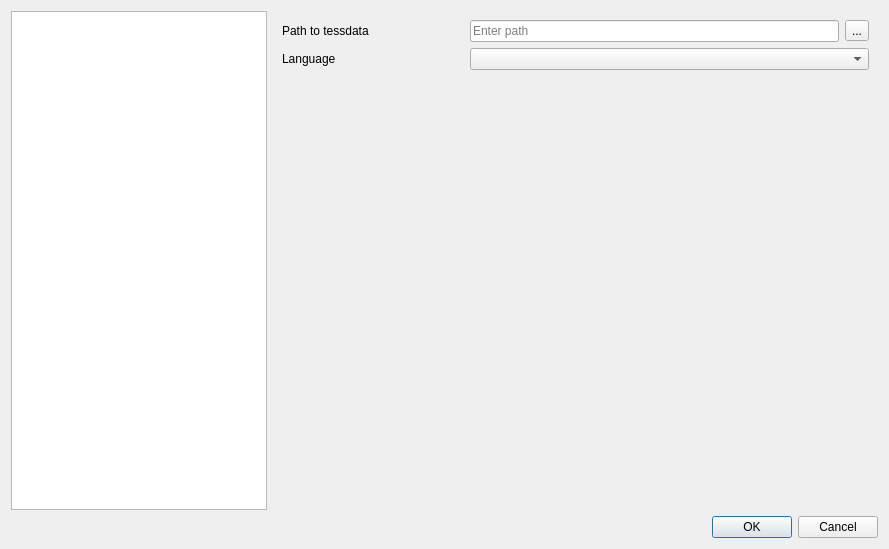
Old version of the form src/settingseditor.ui in the repository OneMoreGres/ScreenTranslator.
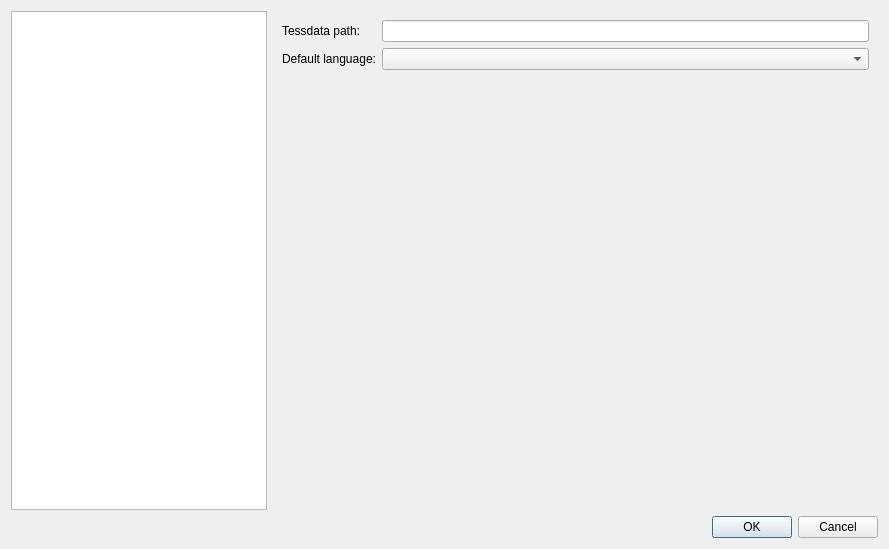
New version of the form. The open tabs and pages were chosen to show the change. Custom widgets are drawn as their Qt base class.

Commit message: Tessdata and translators path and constant and point to default app writable location

```diff
--- a/src/settingseditor.ui
+++ b/src/settingseditor.ui
@@ -210,57 +210,59 @@
       <layout class="QGridLayout" name="gridLayout_2">
        <item row="1" column="0">
         <widget class="QLabel" name="label_4">
+         <property name="sizePolicy">
+          <sizepolicy hsizetype="Maximum" vsizetype="Preferred">
+           <horstretch>0</horstretch>
+           <verstretch>0</verstretch>
+          </sizepolicy>
+         </property>
          <property name="toolTip">
           <string>&lt;html&gt;&lt;head/&gt;&lt;body&gt;&lt;p&gt;Заполняется на основании содержания tessdata&lt;/p&gt;&lt;/body&gt;&lt;/html&gt;</string>
          </property>
          <property name="text">
-          <string>Language</string>
+          <string>Default language:</string>
          </property>
          <property name="buddy">
           <cstring>tesseractLangCombo</cstring>
          </property>
         </widget>
        </item>
-       <item row="0" column="3">
-        <widget class="QToolButton" name="tessdataButton">
+       <item row="0" column="0">
+        <widget class="QLabel" name="label_2">
+         <property name="sizePolicy">
+          <sizepolicy hsizetype="Maximum" vsizetype="Preferred">
+           <horstretch>0</horstretch>
+           <verstretch>0</verstretch>
+          </sizepolicy>
+         </property>
          <property name="text">
-          <string>...</string>
+          <string>Tessdata path:</string>
          </property>
         </widget>
        </item>
-       <item row="2" column="1">
+       <item row="2" column="2">
         <spacer name="verticalSpacer_2">
          <property name="orientation">
           <enum>Qt::Vertical</enum>
          </property>
          <property name="sizeHint" stdset="0">
           <size>
-           <width>20</width>
-           <height>40</height>
+           <width>17</width>
+           <height>410</height>
           </size>
          </property>
         </spacer>
        </item>
-       <item row="0" column="0">
-        <widget class="QLabel" name="label_2">
-         <property name="text">
-          <string>Path to tessdata</string>
-         </property>
-         <property name="buddy">
-          <cstring>tessdataEdit</cstring>
-         </property>
-        </widget>
-       </item>
-       <item row="0" column="1" colspan="2">
-        <widget class="QLineEdit" name="tessdataEdit">
-         <property name="placeholderText">
-          <string>Enter path</string>
-         </property>
-        </widget>
-       </item>
-       <item row="1" column="1" colspan="3">
+       <item row="1" column="2">
         <widget class="QComboBox" name="tesseractLangCombo"/>
        </item>
+       <item row="0" column="2">
+        <widget class="QLineEdit" name="tessdataPath">
+         <property name="readOnly">
+          <bool>true</bool>
+         </property>
+        </widget>
+       </item>
       </layout>
      </widget>
      <widget class="QWidget" name="pageCorrect">
```
Left out of the diff: 82 changed lines with no effect on the pictures. The commit also changes 4 other files.
